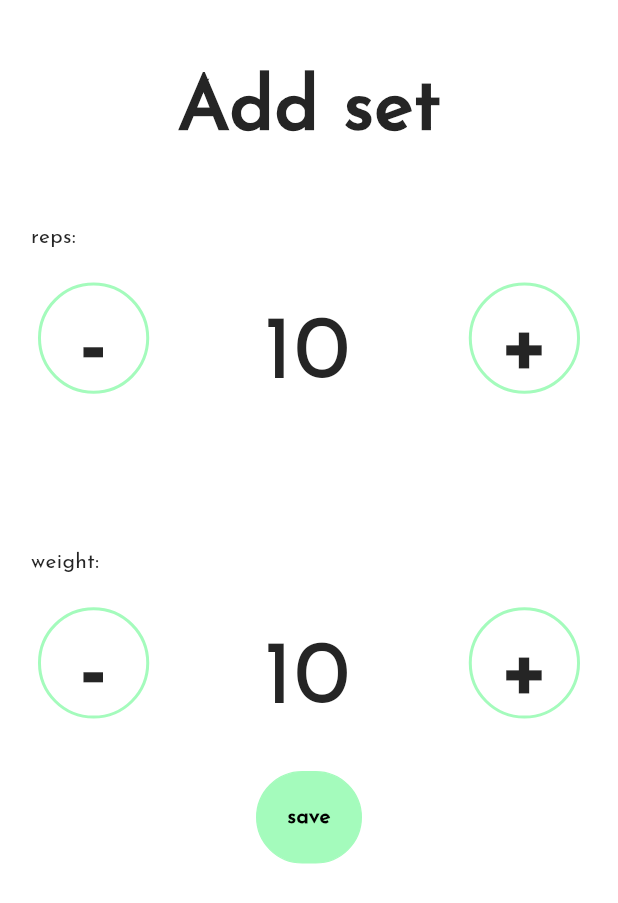
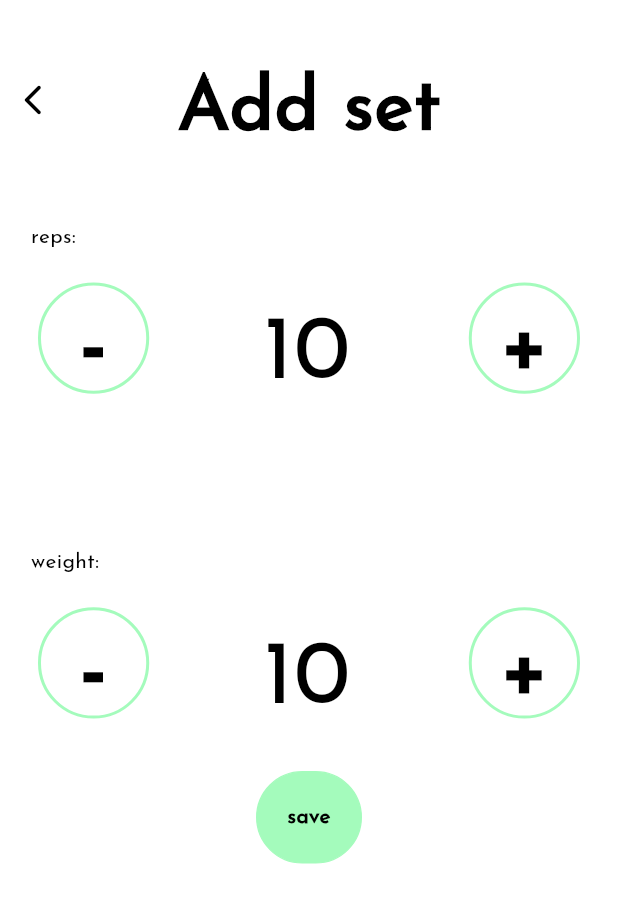
Before and after one commit to badbryany/Flexify, a Flutter app: the AddSet screen opened directly with empty values, on a phone screen of 412 x 824 dp. Shown: the top 903 px of the screen. Run offline on Flutter 3.47's test engine with Material 3 defaults, Android fonts, the phone set to English and light mode, and no system bars; our stand-ins replace google_nav_bar, page_transition, shared_preferences; accounts and stored records are empty; network calls fail.

Commit message:
changed colors

```diff
--- a/lib/pages/workout/addSet.dart
+++ b/lib/pages/workout/addSet.dart
@@ -62,18 +62,20 @@ class _AddSetState extends State<AddSet> {
                       left: -30,
                       child: GestureDetector(
                         onTap: () => Navigator.pop(context),
-                        child: const Padding(
-                          padding: EdgeInsets.all(40),
+                        child: Padding(
+                          padding: const EdgeInsets.all(40),
                           child: Icon(
                             Icons.arrow_back_ios_new_rounded,
+                            color: Theme.of(context).focusColor,
                           ),
                         ),
                       ),
                     ),
-                    const Center(
+                    Center(
                       child: Text(
                         'Add set',
                         style: TextStyle(
+                          color: Theme.of(context).focusColor,
                           fontWeight: FontWeight.bold,
                           fontSize: 50,
                         ),
--- a/lib/widgets/SetInput.dart
+++ b/lib/widgets/SetInput.dart
@@ -11,11 +11,6 @@ class SetInput extends StatelessWidget {
   final String title;
   final TextEditingController controller;
   final double calcInterval;
-
-  final TextStyle textStyle = const TextStyle(
-    fontWeight: FontWeight.bold,
-    fontSize: 60,
-  );
 
   final RegExp regex = RegExp(r'([.]*0)(?!.*\d)');
 
@@ -43,13 +38,23 @@ class SetInput extends StatelessWidget {
 
   @override
   Widget build(BuildContext context) {
+    final TextStyle textStyle = TextStyle(
+      fontWeight: FontWeight.bold,
+      color: Theme.of(context).focusColor,
+      fontSize: 60,
+    );
     return Column(
       crossAxisAlignment: CrossAxisAlignment.start,
       children: [
         Padding(
           padding:
               EdgeInsets.only(left: MediaQuery.of(context).size.width * 0.05),
-          child: Text('$title:'),
+          child: Text(
+            '$title:',
+            style: TextStyle(
+              color: Theme.of(context).focusColor,
+            ),
+          ),
         ),
         Row(
           mainAxisAlignment: MainAxisAlignment.center,
@@ -79,7 +84,8 @@ class SetInput extends StatelessWidget {
               width: MediaQuery.of(context).size.width * 0.42,
               height: MediaQuery.of(context).size.height * 0.1,
               child: TextFormField(
-                style: const TextStyle(
+                style: TextStyle(
+                  color: Theme.of(context).focusColor,
                   fontSize: 60,
                 ),
                 textAlign: TextAlign.center,
```
Also changed, not shown: lib/pages/workout/ExerciseSets.dart (+21 -8 lines), lib/pages/workout/addExercise.dart (+5 -3 lines), lib/pages/workout/editSet.dart (+6 -2 lines), lib/pages/workout/workoutPage.dart (+9 -4 lines).
